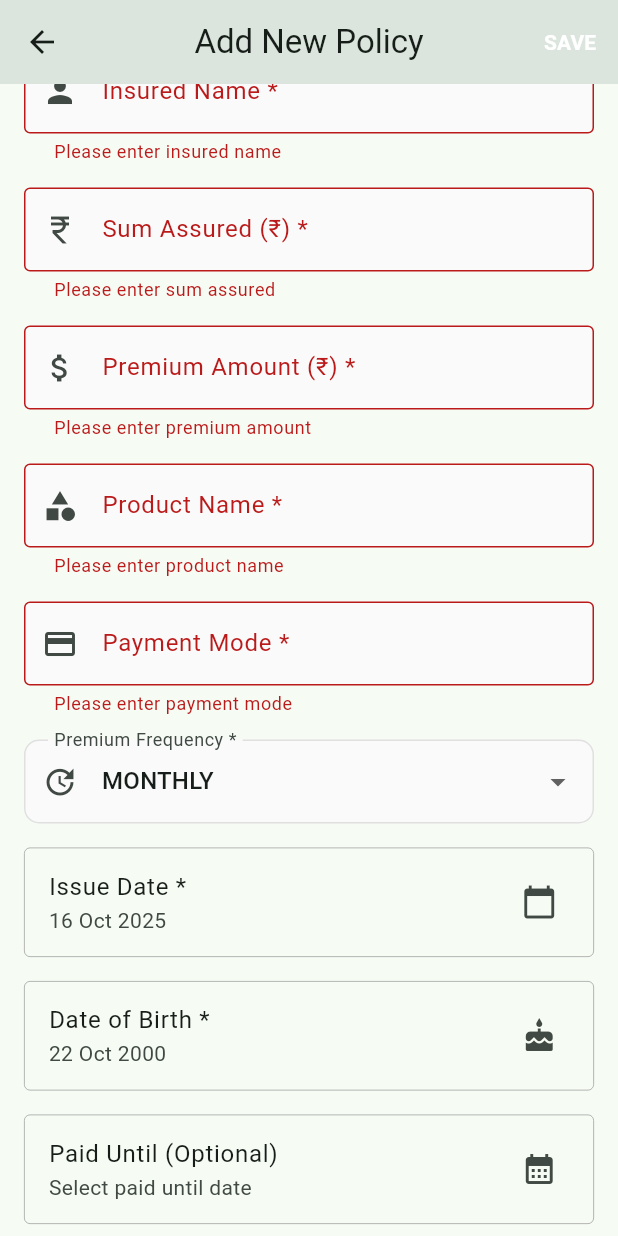
After one commit to darkCavalier11/deposits, a Flutter app: the AddPolicyPage screen opened directly, scrolled down 131 dp, after a tap on "SAVE POLICY", on a phone screen of 412 x 824 dp. The commit adds this screen. Run offline on Flutter 3.47's test engine with Material 3 defaults, Android fonts, the phone set to English and light mode, and no system bars; our stand-ins replace csv, file_picker, hive_flutter; accounts and stored records are empty.

Commit message:
feature for adding single policy

```diff
--- /dev/null
+++ b/lib/features/policy/presentation/pages/add_policy_page.dart
@@ -0,0 +1,317 @@
+import 'package:flutter/material.dart';
+import 'package:intl/intl.dart';
+import 'package:postal_deposit/features/policy/domain/entities/policy_entity.dart';
+
+class AddPolicyPage extends StatefulWidget {
+  const AddPolicyPage({super.key});
+
+  @override
+  State<AddPolicyPage> createState() => _AddPolicyPageState();
+}
+
+class _AddPolicyPageState extends State<AddPolicyPage> {
+  final _formKey = GlobalKey<FormState>();
+  final _policyNumberController = TextEditingController();
+  final _insuredNameController = TextEditingController();
+  final _sumAssuredController = TextEditingController();
+  final _premiumAmountController = TextEditingController();
+  final _productNameController = TextEditingController();
+  final _paymentModeController = TextEditingController();
+
+  DateTime _issueDate = DateTime.now();
+  DateTime _insuredDateOfBirth = DateTime.now().subtract(const Duration(days: 365 * 25));
+  DateTime? _paidUntil;
+  PremiumFrequency _premiumFrequency = PremiumFrequency.monthly;
+
+  final List<PremiumFrequency> _premiumFrequencies = PremiumFrequency.values;
+
+  @override
+  void dispose() {
+    _policyNumberController.dispose();
+    _insuredNameController.dispose();
+    _sumAssuredController.dispose();
+    _premiumAmountController.dispose();
+    _productNameController.dispose();
+    _paymentModeController.dispose();
+    super.dispose();
+  }
+
+  Future<void> _selectDate(
+      BuildContext context, String fieldName) async {
+    final DateTime? picked = await showDatePicker(
+      context: context,
+      initialDate: fieldName == 'issueDate' ? _issueDate : _insuredDateOfBirth,
+      firstDate: DateTime(1900),
+      lastDate: DateTime(2100),
+    );
+
+    if (picked != null) {
+      setState(() {
+        if (fieldName == 'issueDate') {
+          _issueDate = picked;
+        } else if (fieldName == 'dob') {
+          _insuredDateOfBirth = picked;
+        } else if (fieldName == 'paidUntil') {
+          _paidUntil = picked;
+        }
+      });
+    }
+  }
+
+  void _submitForm() {
+    if (_formKey.currentState?.validate() ?? false) {
+      // Create new policy object
+      final newPolicy = PolicyEntity(
+        policyNumber: _policyNumberController.text.trim(),
+        insured: _insuredNameController.text.trim(),
+        sumAssured: double.tryParse(_sumAssuredController.text) ?? 0.0,
+        premiumAmt: double.tryParse(_premiumAmountController.text) ?? 0.0,
+        premiumFrequency: _premiumFrequency,
+        productName: _productNameController.text.trim(),
+        paymentMode: _paymentModeController.text.trim(),
+        issueDate: _issueDate,
+        insuredDateOfBirth: _insuredDateOfBirth,
+        paidUntil: _paidUntil,
+      );
+
+      // Return the new policy to the previous screen
+      Navigator.of(context).pop(newPolicy);
+    }
+  }
+
+  @override
+  Widget build(BuildContext context) {
+    return Scaffold(
+      appBar: AppBar(
+        title: const Text('Add New Policy'),
+        actions: [
+          TextButton(
+            onPressed: _submitForm,
+            child: const Text(
+              'SAVE',
+              style: TextStyle(color: Colors.white, fontWeight: FontWeight.bold),
+            ),
+          ),
+        ],
+      ),
+      body: SingleChildScrollView(
+        padding: const EdgeInsets.all(16.0),
+        child: Form(
+          key: _formKey,
+          child: Column(
+            crossAxisAlignment: CrossAxisAlignment.stretch,
+            children: [
+              // Policy Number
+              TextFormField(
+                controller: _policyNumberController,
+                decoration: const InputDecoration(
+                  labelText: 'Policy Number *',
+                  border: OutlineInputBorder(),
+                  prefixIcon: Icon(Icons.numbers),
+                ),
+                validator: (value) {
+                  if (value == null || value.isEmpty) {
+                    return 'Please enter policy number';
+                  }
+                  return null;
+                },
+              ),
+              const SizedBox(height: 16),
+
+              // Insured Name
+              TextFormField(
+                controller: _insuredNameController,
+                decoration: const InputDecoration(
+                  labelText: 'Insured Name *',
+                  border: OutlineInputBorder(),
+                  prefixIcon: Icon(Icons.person),
+                ),
+                validator: (value) {
+                  if (value == null || value.isEmpty) {
+                    return 'Please enter insured name';
+                  }
+                  return null;
+                },
+              ),
+              const SizedBox(height: 16),
+
+              // Sum Assured
+              TextFormField(
+                controller: _sumAssuredController,
+                decoration: const InputDecoration(
+                  labelText: 'Sum Assured (₹) *',
+                  border: OutlineInputBorder(),
+                  prefixIcon: Icon(Icons.currency_rupee),
+                ),
+                keyboardType: TextInputType.number,
+                validator: (value) {
+                  if (value == null || value.isEmpty) {
+                    return 'Please enter sum assured';
+                  }
+                  if (double.tryParse(value) == null) {
+                    return 'Please enter a valid number';
+                  }
+                  return null;
+                },
+              ),
+              const SizedBox(height: 16),
+
+              // Premium Amount
+              TextFormField(
+                controller: _premiumAmountController,
+                decoration: const InputDecoration(
+                  labelText: 'Premium Amount (₹) *',
+                  border: OutlineInputBorder(),
+                  prefixIcon: Icon(Icons.attach_money),
+                ),
+                keyboardType: TextInputType.number,
+                validator: (value) {
+                  if (value == null || value.isEmpty) {
+                    return 'Please enter premium amount';
+                  }
+                  if (double.tryParse(value) == null) {
+                    return 'Please enter a valid number';
+                  }
+                  return null;
+                },
+              ),
+              const SizedBox(height: 16),
+
+              // Product Name
+              TextFormField(
+                controller: _productNameController,
+                decoration: const InputDecoration(
+                  labelText: 'Product Name *',
+                  border: OutlineInputBorder(),
+                  prefixIcon: Icon(Icons.category),
+                ),
+                validator: (value) {
+                  if (value == null || value.isEmpty) {
+                    return 'Please enter product name';
+                  }
+                  return null;
+                },
+              ),
+              const SizedBox(height: 16),
+
+              // Payment Mode
+              TextFormField(
+                controller: _paymentModeController,
+                decoration: const InputDecoration(
+                  labelText: 'Payment Mode *',
+                  border: OutlineInputBorder(),
+                  prefixIcon: Icon(Icons.payment),
+                ),
+                validator: (value) {
+                  if (value == null || value.isEmpty) {
+                    return 'Please enter payment mode';
+                  }
+                  return null;
+                },
+              ),
+              const SizedBox(height: 16),
+
+              // Premium Frequency
+              DropdownButtonFormField<PremiumFrequency>(
+                value: _premiumFrequency,
+                decoration: const InputDecoration(
+                  labelText: 'Premium Frequency *',
+                  border: OutlineInputBorder(),
+                  prefixIcon: Icon(Icons.update),
+                ),
+                items: _premiumFrequencies.map((freq) {
+                  return DropdownMenuItem<PremiumFrequency>(
+                    value: freq,
+                    child: Text(
+                      freq.toString().split('.').last.toUpperCase(),
+                    ),
+                  );
+                }).toList(),
+                onChanged: (value) {
+                  if (value != null) {
+                    setState(() {
+                      _premiumFrequency = value;
+                    });
+                  }
+                },
+              ),
+              const SizedBox(height: 16),
+
+              // Issue Date
+              ListTile(
+                title: const Text('Issue Date *'),
+                subtitle: Text(DateFormat('dd MMM yyyy').format(_issueDate)),
+                trailing: const Icon(Icons.calendar_today),
+                onTap: () => _selectDate(context, 'issueDate'),
+                shape: RoundedRectangleBorder(
+                  side: const BorderSide(color: Colors.grey, width: 0.5),
+                  borderRadius: BorderRadius.circular(4.0),
+                ),
+              ),
+              const SizedBox(height: 16),
+
+              // Insured Date of Birth
+              ListTile(
+                title: const Text('Date of Birth *'),
+                subtitle: Text(DateFormat('dd MMM yyyy').format(_insuredDateOfBirth)),
+                trailing: const Icon(Icons.cake),
+                onTap: () => _selectDate(context, 'dob'),
+                shape: RoundedRectangleBorder(
+                  side: const BorderSide(color: Colors.grey, width: 0.5),
+                  borderRadius: BorderRadius.circular(4.0),
+                ),
+              ),
+              const SizedBox(height: 16),
+
+              // Paid Until (Optional)
+              ListTile(
+                title: const Text('Paid Until (Optional)'),
+                subtitle: Text(
+                  _paidUntil == null
+                    ? 'Select paid until date'
+                    : DateFormat('dd MMM yyyy').format(_paidUntil!),
+                ),
+                trailing: const Icon(Icons.calendar_month),
+                onTap: () => _selectDate(context, 'paidUntil'),
+                shape: RoundedRectangleBorder(
+                  side: const BorderSide(color: Colors.grey, width: 0.5),
+                  borderRadius: BorderRadius.circular(4.0),
+                ),
+              ),
+              const SizedBox(height: 24),
+
+              // Submit Button
+              ElevatedButton(
+                onPressed: _submitForm,
+                style: ElevatedButton.styleFrom(
+                  padding: const EdgeInsets.symmetric(vertical: 16),
+                  backgroundColor: Theme.of(context).primaryColor,
+                ),
+                child: const Text(
+                  'SAVE POLICY',
+                  style: TextStyle(
+                    fontSize: 16,
+                    fontWeight: FontWeight.bold,
+                    color: Colors.white,
+                  ),
+                ),
+              ),
+              const SizedBox(height: 16),
+
+              // Required fields note
+              const Text(
+                '* Required fields',
+                style: TextStyle(
+                  fontStyle: FontStyle.italic,
+                  color: Colors.grey,
+                  fontSize: 12,
+                ),
+                textAlign: TextAlign.end,
+              ),
+            ],
+          ),
+        ),
+      ),
+    );
+  }
+}
--- a/lib/features/policy/presentation/providers/policy_provider.dart
+++ b/lib/features/policy/presentation/providers/policy_provider.dart
@@ -31,6 +31,30 @@ class PolicyProvider with ChangeNotifier {
   PolicyFilter _currentFilter = PolicyFilter.all;
   PolicyFilter get currentFilter => _currentFilter;
 
+  /// Adds a new policy to the list and saves it
+  Future<void> addPolicy(PolicyEntity policy) async {
+    try {
+      _isLoading = true;
+      notifyListeners();
+
+      // Add the new policy to the beginning of the list
+      _policies = [policy, ..._policies];
+
+      // Save the updated list
+      await _repository.savePolicies(_policies);
+
+      // Apply current filters
+
+      _error = null;
+    } catch (e) {
+      _error = 'Failed to add policy: $e';
+      rethrow;
+    } finally {
+      _isLoading = false;
+      notifyListeners();
+    }
+  }
+
   List<PolicyEntity> get policies {
     var filtered = _searchQuery.isEmpty ? _policies : _filteredPolicies;
 
@@ -44,13 +68,18 @@ class PolicyProvider with ChangeNotifier {
         return _currentFilter == PolicyFilter.unpaid;
       }
 
-      final paidUntilMonth = DateTime(policy.paidUntil!.year, policy.paidUntil!.month);
-      final isPaid = paidUntilMonth.isAfter(currentMonth) ||
-                    paidUntilMonth.isAtSameMomentAs(currentMonth);
+      final paidUntilMonth = DateTime(
+        policy.paidUntil!.year,
+        policy.paidUntil!.month,
+      );
+      final isPaid =
+          paidUntilMonth.isAfter(currentMonth) ||
+          paidUntilMonth.isAtSameMomentAs(currentMonth);
 
       return _currentFilter == PolicyFilter.paid ? isPaid : !isPaid;
     }).toList();
   }
+
   bool get isLoading => _isLoading;
   bool get isImporting => _isImporting;
   String? get error => _error;
@@ -204,7 +233,9 @@ class PolicyProvider with ChangeNotifier {
       final result = await _repository.updatePolicy(updatedPolicy);
 
       if (result != null) {
-        final index = _policies.indexWhere((p) => p.policyNumber == updatedPolicy.policyNumber);
+        final index = _policies.indexWhere(
+          (p) => p.policyNumber == updatedPolicy.policyNumber,
+        );
         if (index != -1) {
           _policies[index] = result;
           _updateFilteredPolicies();
--- a/lib/main.dart
+++ b/lib/main.dart
@@ -1,7 +1,9 @@
 import 'package:flutter/material.dart';
 import 'package:provider/provider.dart';
 import 'package:intl/intl.dart';
+import 'package:postal_deposit/features/policy/domain/entities/policy_entity.dart';
 import 'package:postal_deposit/features/policy/domain/entities/policy_filter.dart';
+import 'package:postal_deposit/features/policy/presentation/pages/add_policy_page.dart';
 
 import 'core/storage/hive_service.dart';
 import 'features/person/data/repositories/person_repository_impl.dart';
@@ -107,6 +109,29 @@ class _MyHomePageState extends State<MyHomePage> {
     });
   }
 
+  Future<void> _navigateToAddPolicy(
+    BuildContext context,
+    PolicyProvider policyProvider,
+  ) async {
+    final result = await Navigator.push<PolicyEntity>(
+      context,
+      MaterialPageRoute(builder: (context) => const AddPolicyPage()),
+    );
+
+    if (result != null && context.mounted) {
+      // Add the new policy
+      await policyProvider.addPolicy(result);
+
+      // Show success message
+      ScaffoldMessenger.of(context).showSnackBar(
+        const SnackBar(
+          content: Text('Policy added successfully!'),
+          backgroundColor: Colors.green,
+        ),
+      );
+    }
+  }
+
   @override
   Widget build(BuildContext context) {
     final policyProvider = context.watch<PolicyProvider>();
@@ -123,6 +148,11 @@ class _MyHomePageState extends State<MyHomePage> {
           ),
         ),
         actions: [
+          IconButton(
+            icon: const Icon(Icons.add, color: Colors.white, size: 28),
+            onPressed: () => _navigateToAddPolicy(context, policyProvider),
+            tooltip: 'Add New Policy',
+          ),
           if (policyProvider.hasPolicies)
             IconButton(
               icon: const Icon(Icons.filter_alt_outlined, color: Colors.white),
@@ -142,6 +172,11 @@ class _MyHomePageState extends State<MyHomePage> {
         ],
       ),
       body: _buildBody(context, policyProvider, personProvider),
+      floatingActionButton: FloatingActionButton(
+        onPressed: () => _navigateToAddPolicy(context, policyProvider),
+        backgroundColor: Theme.of(context).primaryColor,
+        child: const Icon(Icons.add, color: Colors.white, size: 28),
+      ),
     );
   }
 
```
